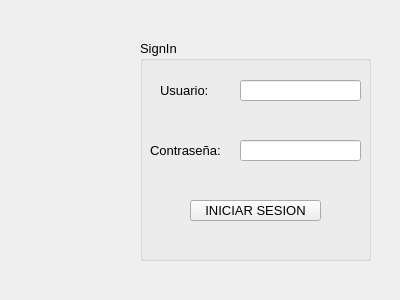
MissingXNO/BioHazard, file inicarsesion2.ui: the form before one commit.
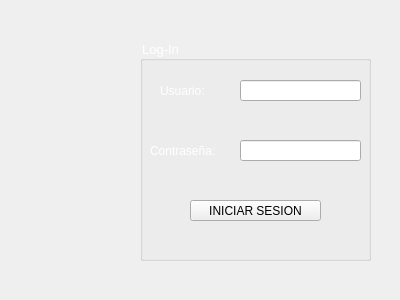
The form after the commit. Icons and pictures are not drawn.

The edit to the form file:
```diff
--- a/inicarsesion2.ui
+++ b/inicarsesion2.ui
@@ -28,8 +28,11 @@
      <pointsize>10</pointsize>
     </font>
    </property>
+   <property name="styleSheet">
+    <string notr="true">color: rgb(255, 255, 255);</string>
+   </property>
    <property name="title">
-    <string>SignIn</string>
+    <string>Log-In</string>
    </property>
    <widget class="QLabel" name="label">
     <property name="geometry">
@@ -40,6 +43,10 @@
       <height>21</height>
      </rect>
     </property>
+    <property name="styleSheet">
+     <string notr="true">color: rgb(255, 255, 255);
+font: 10pt &quot;MS Shell Dlg 2&quot;;</string>
+    </property>
     <property name="text">
      <string>Usuario:</string>
     </property>
@@ -53,6 +60,10 @@
       <height>21</height>
      </rect>
     </property>
+    <property name="styleSheet">
+     <string notr="true">color: rgb(255, 255, 255);
+font: 10pt &quot;MS Shell Dlg 2&quot;;</string>
+    </property>
     <property name="text">
      <string>Contraseña:</string>
     </property>
@@ -86,11 +97,32 @@
       <height>21</height>
      </rect>
     </property>
+    <property name="styleSheet">
+     <string notr="true">color: rgb(0, 0, 0);</string>
+    </property>
     <property name="text">
      <string>INICIAR SESION</string>
     </property>
    </widget>
   </widget>
+  <widget class="QLabel" name="label_3">
+   <property name="geometry">
+    <rect>
+     <x>0</x>
+     <y>0</y>
+     <width>401</width>
+     <height>301</height>
+    </rect>
+   </property>
+   <property name="styleSheet">
+    <string notr="true">background-image: url(:/BGI/b_tex.png);</string>
+   </property>
+   <property name="text">
+    <string/>
+   </property>
+  </widget>
+  <zorder>label_3</zorder>
+  <zorder>groupBox</zorder>
  </widget>
  <resources/>
  <connections/>
```
Left out of the diff: 6 changed lines with no effect on the pictures.
